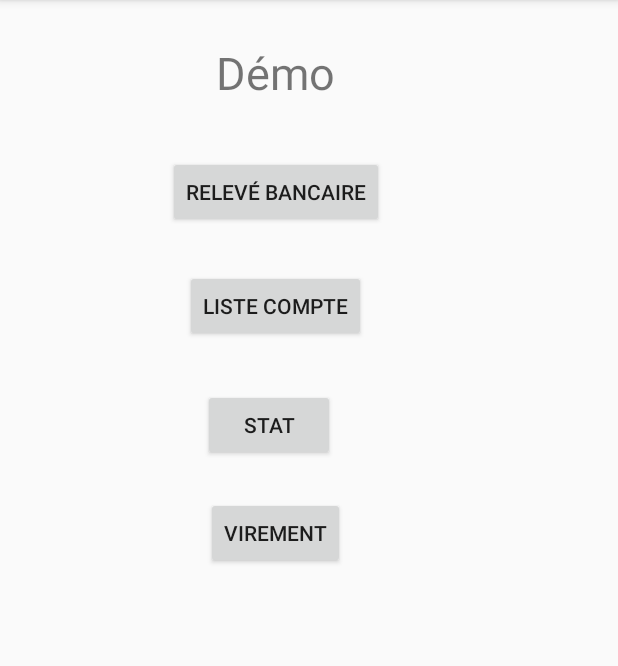
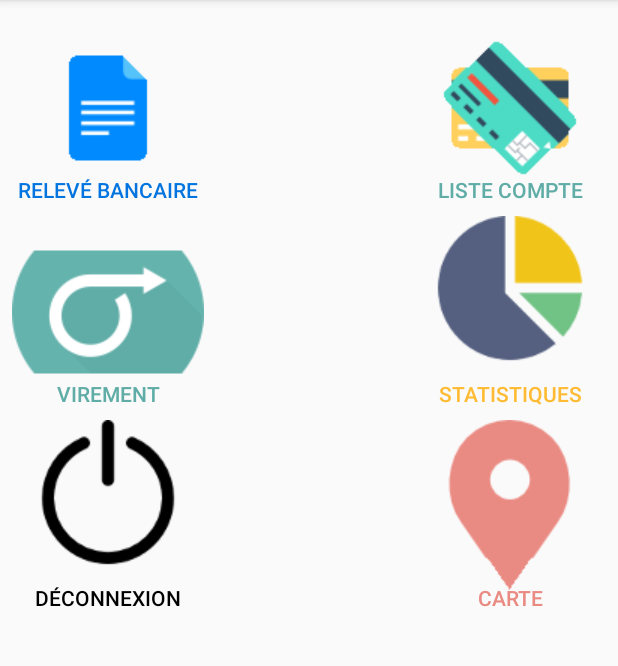
Before and after one commit to Noxyd/VirtualBank, an Android app: the Accueil screen opened directly, with no data from a screen before it, on a phone screen of 412 x 824 dp, the part 84-750 px from its top. Run offline under Robolectric (Android 15) with nearby library versions, the light colour scheme and no system bars.

Commit message:
Modification de la layout d'accueil

```diff
--- a/app/src/main/res/layout/activity_accueil.xml
+++ b/app/src/main/res/layout/activity_accueil.xml
@@ -1,66 +1,119 @@
 <?xml version="1.0" encoding="utf-8"?>
-<android.support.constraint.ConstraintLayout xmlns:android="http://schemas.android.com/apk/res/android"
+<android.widget.RelativeLayout xmlns:android="http://schemas.android.com/apk/res/android"
     xmlns:app="http://schemas.android.com/apk/res-auto"
     xmlns:tools="http://schemas.android.com/tools"
     android:layout_width="match_parent" android:layout_height="match_parent">
 
-    <RelativeLayout
-        android:layout_width="368dp"
-        android:layout_height="495dp"
+    <android.support.constraint.ConstraintLayout
+        android:layout_width="match_parent"
+        android:layout_height="match_parent"
         tools:layout_editor_absoluteX="8dp"
         tools:layout_editor_absoluteY="8dp">
-
-        <TextView
-            android:id="@+id/textView"
-            android:layout_width="wrap_content"
-            android:layout_height="wrap_content"
-            android:text="Démo"
-            android:textSize="30sp"
-            tools:layout_editor_absoluteX="153dp"
-            tools:layout_editor_absoluteY="16dp"
-            android:layout_marginTop="28dp"
-            android:layout_alignParentTop="true"
-            android:layout_centerHorizontal="true" />
 
         <Button
             android:id="@+id/id_btn_releve_bancaire"
             android:layout_width="wrap_content"
             android:layout_height="wrap_content"
+            android:layout_alignBottom="@+id/id_btn_liste_compte"
+            android:layout_alignStart="@+id/id_btn_releve_bancaire2"
+            android:layout_marginStart="8dp"
+            android:layout_marginTop="8dp"
+            android:background="@drawable/file"
+            android:elevation="0dp"
+            android:gravity="bottom|center"
+            android:shadowRadius="2"
             android:text="Relevé Bancaire"
-            tools:layout_editor_absoluteX="120dp"
-            tools:layout_editor_absoluteY="100dp"
-            android:layout_below="@+id/textView"
-            android:layout_centerHorizontal="true"
-            android:layout_marginTop="35dp" />
+            android:textColor="?android:attr/colorPrimary"
+            android:textSize="14sp"
+            app:layout_constraintStart_toStartOf="parent"
+            app:layout_constraintTop_toTopOf="parent" />
+
+        <Button
+            android:id="@+id/id_btn_deconnexion"
+            android:layout_width="wrap_content"
+            android:layout_height="wrap_content"
+            android:layout_alignBottom="@+id/id_btn_liste_compte"
+            android:layout_alignStart="@+id/id_btn_releve_bancaire2"
+            android:layout_marginStart="8dp"
+            android:layout_marginTop="8dp"
+            android:background="@drawable/turn_off"
+            android:elevation="0dp"
+            android:gravity="bottom|center"
+            android:text="Déconnexion"
+            android:textColor="?android:attr/colorForeground"
+            android:textSize="14sp"
+            app:layout_constraintStart_toStartOf="parent"
+            app:layout_constraintTop_toBottomOf="@+id/id_btn_virement" />
+
+        <Button
+            android:id="@+id/id_btn_carte"
+            android:layout_width="wrap_content"
+            android:layout_height="wrap_content"
+            android:layout_alignBottom="@+id/id_btn_liste_compte"
+            android:layout_alignStart="@+id/id_btn_releve_bancaire2"
+            android:layout_marginEnd="8dp"
+            android:layout_marginTop="8dp"
+            android:background="@drawable/placeholder"
+            android:elevation="0dp"
+            android:gravity="bottom|center"
+            android:text="Carte"
+            android:textColor="#ea8b83"
+            android:textSize="14sp"
+            app:layout_constraintEnd_toEndOf="parent"
+            app:layout_constraintTop_toBottomOf="@+id/id_btn_stat" />
+
+        <Button
+            android:id="@+id/id_btn_virement"
+            android:layout_width="wrap_content"
+            android:layout_height="wrap_content"
+            android:layout_alignBottom="@+id/id_btn_liste_compte"
+            android:layout_alignStart="@+id/id_btn_releve_bancaire2"
+            android:layout_marginStart="8dp"
+            android:layout_marginTop="8dp"
+            android:background="@drawable/right_arrow"
+            android:elevation="0dp"
+            android:gravity="bottom|center"
+            android:text="Virement"
+            android:textColor="#60ada7"
+            android:textSize="14sp"
+            app:layout_constraintStart_toStartOf="parent"
+            app:layout_constraintTop_toBottomOf="@+id/id_btn_releve_bancaire" />
+
+        <Button
+            android:id="@+id/id_btn_stat"
+            android:layout_width="wrap_content"
+            android:layout_height="wrap_content"
+            android:layout_alignBaseline="@+id/id_btn_releve_bancaire2"
+            android:layout_alignBottom="@+id/id_btn_releve_bancaire2"
+            android:layout_marginEnd="8dp"
+            android:layout_marginTop="8dp"
+            android:layout_toEndOf="@+id/id_btn_virement"
+            android:background="@drawable/pie_chart"
+            android:elevation="0dp"
+            android:gravity="bottom|center"
+            android:text="Statistiques"
+            android:textColor="@android:color/holo_orange_light"
+            android:textSize="14sp"
+            app:layout_constraintEnd_toEndOf="parent"
+            app:layout_constraintTop_toBottomOf="@+id/id_btn_liste_compte" />
 
         <Button
             android:id="@+id/id_btn_liste_compte"
             android:layout_width="wrap_content"
             android:layout_height="wrap_content"
-            android:layout_below="@+id/id_btn_releve_bancaire"
-            android:layout_centerHorizontal="true"
-            android:layout_marginTop="28dp"
+            android:layout_alignBaseline="@+id/id_btn_releve_bancaire2"
+            android:layout_alignBottom="@+id/id_btn_releve_bancaire2"
+            android:layout_marginEnd="8dp"
+            android:layout_marginTop="8dp"
+            android:layout_toEndOf="@+id/id_btn_virement"
+            android:background="@drawable/credit_card"
+            android:elevation="0dp"
+            android:gravity="bottom|center"
             android:text="Liste Compte"
-            tools:layout_editor_absoluteX="120dp"
-            tools:layout_editor_absoluteY="100dp" />
+            android:textColor="#60ADA7"
+            android:textSize="14sp"
+            app:layout_constraintEnd_toEndOf="parent"
+            app:layout_constraintTop_toTopOf="parent" />
+    </android.support.constraint.ConstraintLayout>
 
-        <Button
-            android:id="@+id/id_btn_virement"
-            android:layout_width="wrap_content"
-            android:layout_height="wrap_content"
-            android:layout_below="@+id/id_btn_stat"
-            android:layout_centerHorizontal="true"
-            android:layout_marginTop="24dp"
-            android:text="Virement" />
-
-        <Button
-            android:id="@+id/id_btn_stat"
-            android:layout_width="wrap_content"
-            android:layout_height="wrap_content"
-            android:layout_alignEnd="@+id/textView"
-            android:layout_below="@+id/id_btn_liste_compte"
-            android:layout_marginTop="31dp"
-            android:text="Stat" />
-    </RelativeLayout>
-
-</android.support.constraint.ConstraintLayout>
+</android.widget.RelativeLayout>
--- a/app/src/main/res/layout/activity_connexion.xml
+++ b/app/src/main/res/layout/activity_connexion.xml
@@ -4,22 +4,23 @@
     xmlns:tools="http://schemas.android.com/tools"
     android:layout_width="match_parent"
     android:layout_height="match_parent"
+    android:background="?android:attr/textColorSecondary"
     tools:context="com.example.stri.virtualbank.Connexion"
-    tools:layout_editor_absoluteY="81dp"
-    tools:layout_editor_absoluteX="0dp">
+    tools:layout_editor_absoluteX="0dp"
+    tools:layout_editor_absoluteY="81dp">
 
     <TableRow
+        android:id="@+id/tableRow"
         android:layout_width="0dp"
         android:layout_height="0dp"
-        android:id="@+id/tableRow"
+        app:layout_constraintBottom_toTopOf="parent"
+        app:layout_constraintLeft_toLeftOf="parent"
         app:layout_constraintRight_toLeftOf="parent"
-        tools:layout_constraintTop_creator="1"
+        app:layout_constraintTop_toTopOf="parent"
+        tools:layout_constraintBottom_creator="1"
+        tools:layout_constraintLeft_creator="1"
         tools:layout_constraintRight_creator="1"
-        tools:layout_constraintBottom_creator="1"
-        app:layout_constraintBottom_toTopOf="parent"
-        tools:layout_constraintLeft_creator="1"
-        app:layout_constraintLeft_toLeftOf="parent"
-        app:layout_constraintTop_toTopOf="parent">
+        tools:layout_constraintTop_creator="1">
 
         <android.support.constraint.ConstraintLayout
             android:layout_width="match_parent"
@@ -32,93 +33,93 @@
         android:id="@+id/id_text_mail"
         android:layout_width="wrap_content"
         android:layout_height="45dp"
+        android:layout_marginTop="60dp"
         android:ems="10"
         android:hint="Adresse e-mail"
         android:inputType="textPersonName"
         android:textAlignment="center"
-        android:layout_marginTop="60dp"
+        app:layout_constraintHorizontal_bias="0.502"
+        app:layout_constraintLeft_toLeftOf="parent"
+        app:layout_constraintRight_toRightOf="parent"
         app:layout_constraintTop_toBottomOf="@+id/imageView"
-        tools:layout_constraintRight_creator="1"
-        app:layout_constraintRight_toRightOf="parent"
         tools:layout_constraintLeft_creator="1"
-        app:layout_constraintLeft_toLeftOf="parent"
-        app:layout_constraintHorizontal_bias="0.502" />
+        tools:layout_constraintRight_creator="1" />
 
     <EditText
         android:id="@+id/id_text_mdp"
         android:layout_width="0dp"
         android:layout_height="45dp"
+        android:layout_marginTop="20dp"
         android:ems="10"
         android:hint="Mot de passe"
         android:inputType="textPassword"
         android:textAlignment="center"
-        android:layout_marginTop="20dp"
+        app:layout_constraintHorizontal_bias="0.0"
+        app:layout_constraintLeft_toLeftOf="@+id/id_text_mail"
+        app:layout_constraintRight_toRightOf="@+id/id_text_mail"
         app:layout_constraintTop_toBottomOf="@+id/id_text_mail"
-        tools:layout_constraintRight_creator="1"
-        app:layout_constraintRight_toRightOf="@+id/id_text_mail"
         tools:layout_constraintLeft_creator="1"
-        app:layout_constraintLeft_toLeftOf="@+id/id_text_mail"
-        app:layout_constraintHorizontal_bias="0.0" />
+        tools:layout_constraintRight_creator="1" />
 
     <Button
         android:id="@+id/id_btn_connect"
         android:layout_width="200dp"
         android:layout_height="48dp"
+        android:layout_marginTop="25dp"
         android:text="Se connecter"
-        android:layout_marginTop="25dp"
+        app:layout_constraintHorizontal_bias="0.502"
+        app:layout_constraintLeft_toLeftOf="parent"
+        app:layout_constraintRight_toRightOf="parent"
         app:layout_constraintTop_toBottomOf="@+id/id_text_mdp"
-        tools:layout_constraintRight_creator="1"
-        app:layout_constraintRight_toRightOf="parent"
         tools:layout_constraintLeft_creator="1"
-        app:layout_constraintLeft_toLeftOf="parent"
-        app:layout_constraintHorizontal_bias="0.502" />
+        tools:layout_constraintRight_creator="1" />
 
     <TextView
         android:id="@+id/id_tv_probleme"
         android:layout_width="wrap_content"
         android:layout_height="wrap_content"
+        android:layout_marginLeft="26dp"
+        android:layout_marginStart="26dp"
         android:layout_marginTop="15dp"
         android:text="Problème de connexion"
+        app:layout_constraintLeft_toLeftOf="@+id/id_btn_connect"
         app:layout_constraintTop_toBottomOf="@+id/id_btn_connect"
-        android:layout_marginStart="26dp"
-        tools:layout_constraintLeft_creator="1"
-        app:layout_constraintLeft_toLeftOf="@+id/id_btn_connect"
-        android:layout_marginLeft="26dp" />
+        tools:layout_constraintLeft_creator="1" />
 
     <Button
         android:id="@+id/id_btn_inscription"
         android:layout_width="200dp"
         android:layout_height="48dp"
+        android:layout_marginBottom="24dp"
         android:text="Inscription"
         app:layout_constraintBottom_toBottomOf="parent"
-        android:layout_marginBottom="24dp"
-        tools:layout_constraintRight_creator="1"
+        app:layout_constraintLeft_toLeftOf="parent"
         app:layout_constraintRight_toRightOf="parent"
         tools:layout_constraintLeft_creator="1"
-        app:layout_constraintLeft_toLeftOf="parent" />
+        tools:layout_constraintRight_creator="1" />
 
     <ImageView
         android:id="@+id/imageView"
         android:layout_width="193dp"
         android:layout_height="161dp"
+        android:layout_marginTop="40dp"
+        app:layout_constraintLeft_toLeftOf="parent"
+        app:layout_constraintRight_toRightOf="parent"
+        app:layout_constraintTop_toTopOf="parent"
         app:srcCompat="@drawable/logo"
-        app:layout_constraintTop_toTopOf="parent"
-        android:layout_marginTop="40dp"
-        tools:layout_constraintRight_creator="1"
-        app:layout_constraintRight_toRightOf="parent"
         tools:layout_constraintLeft_creator="1"
-        app:layout_constraintLeft_toLeftOf="parent" />
+        tools:layout_constraintRight_creator="1" />
 
     <TextView
         android:id="@+id/textView2"
         android:layout_width="wrap_content"
         android:layout_height="wrap_content"
+        android:layout_marginBottom="8dp"
+        android:layout_marginEnd="18dp"
         android:text="Vous n'êtes pas membre ?"
-        android:layout_marginBottom="8dp"
         app:layout_constraintBottom_toTopOf="@+id/id_btn_inscription"
-        tools:layout_constraintRight_creator="1"
-        android:layout_marginEnd="18dp"
-        app:layout_constraintRight_toRightOf="@+id/id_btn_inscription" />
+        app:layout_constraintRight_toRightOf="@+id/id_btn_inscription"
+        tools:layout_constraintRight_creator="1" />
 
     <TextView
         android:id="@+id/textView8"
```
Also changed, not shown: app/src/main/res/drawable/cogwheel.png (added), app/src/main/res/drawable/credit_card.png (added), app/src/main/res/drawable/file.png (added), app/src/main/res/drawable/pie_chart.png (added), app/src/main/res/drawable/placeholder.png (added), app/src/main/res/drawable/right_arrow.png (added), app/src/main/res/drawable/turn_off.png (added).
